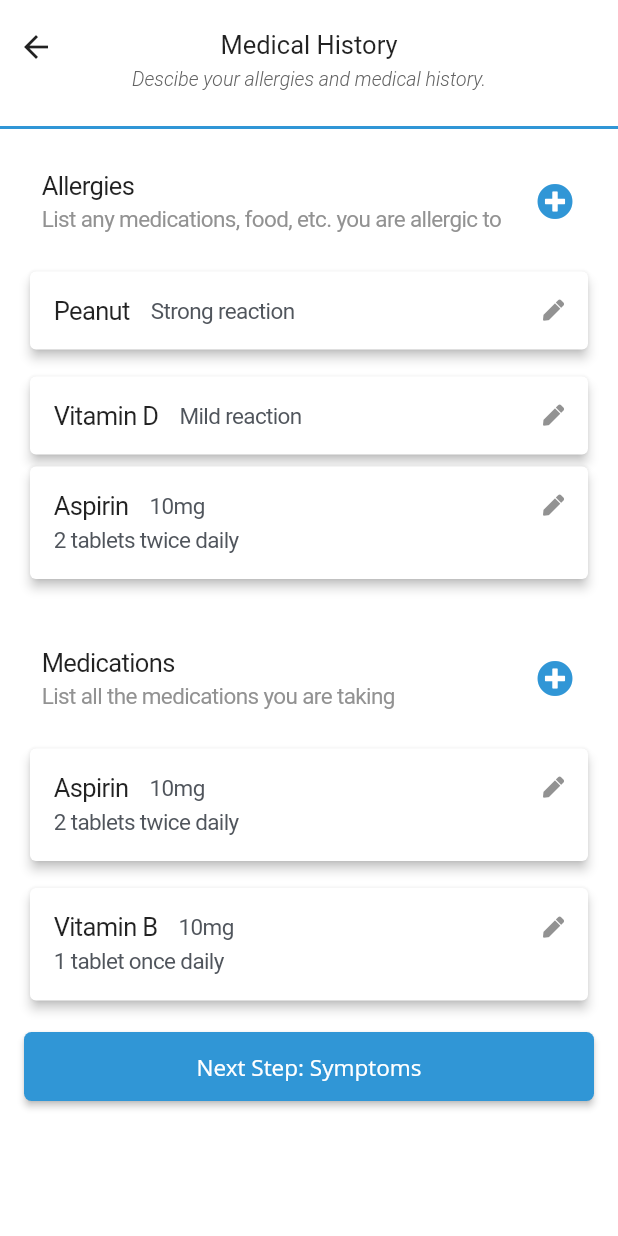
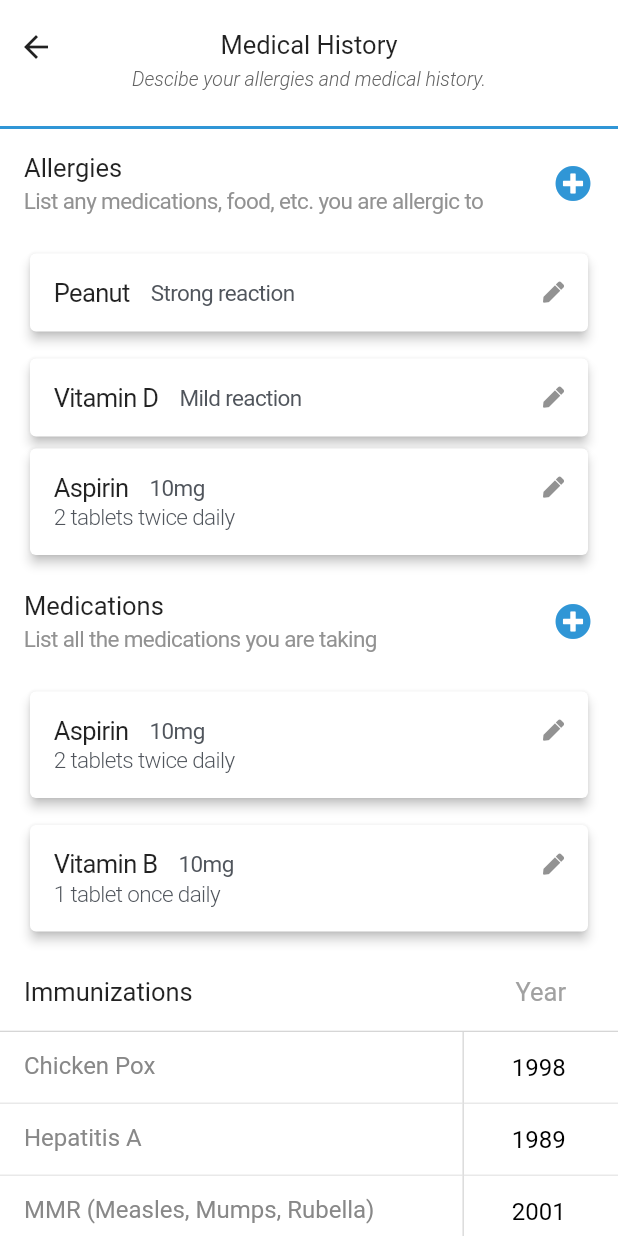
Before and after one commit to rothso/checkin, a Flutter app: the MedicalHistoryScreen screen opened directly, on a phone screen of 412 x 824 dp. Run offline on Flutter 3.47's test engine with Material 2 defaults, Android fonts, the light colour scheme and no system bars; our stand-ins replace font_awesome_flutter; Roboto replaces fonts that are missing (Open Sans).

Commit message:
Add inputs for immunization history

```diff
--- a/lib/main.dart
+++ b/lib/main.dart
@@ -433,11 +433,11 @@
                       child: Row(
                         children: [
                           Flexible(
-                            child: new TextInput("First Name", text: "Peter"),
+                            child: TextInput("First Name", text: "Peter"),
                           ),
                           VerticalDivider(width: 1, color: Color(0xFFC9C9C9)),
                           Flexible(
-                            child: new TextInput("Last Name", text: "Parker"),
+                            child: TextInput("Last Name", text: "Parker"),
                           ),
                         ],
                       ),
@@ -738,7 +738,7 @@
                         ),
                       ],
                     ),
-                    SizedBox(height: 30.0),
+                    SizedBox(height: 20.0),
                     DetailListInput(
                       title: "Medications",
                       subtitle: "List all the medications you are taking",
@@ -756,6 +756,45 @@
                           caption: "1 tablet once daily",
                         ),
                       ],
+                    ),
+                    SizedBox(height: 10.0),
+                    Row(
+                      children: [
+                        Expanded(
+                          flex: 3,
+                          child: Padding(
+                            padding: EdgeInsets.all(16.0),
+                            child: Text(
+                              'Immunizations',
+                              style: TextStyle(
+                                fontSize: 17.0,
+                              ),
+                            ),
+                          ),
+                        ),
+                        Expanded(
+                          flex: 1,
+                          child: Center(
+                            child: Padding(
+                              padding: EdgeInsets.all(16.0),
+                              child: Text(
+                                'Year',
+                                style: TextStyle(
+                                  fontSize: 17.0,
+                                  color: Color(0xFFA1A1A1),
+                                ),
+                              ),
+                            ),
+                          ),
+                        ),
+                      ],
+                    ),
+                    Divider(height: 1, color: Color(0xFFC9C9C9)),
+                    YearInput(title: 'Chicken Pox', year: '1998'),
+                    YearInput(title: 'Hepatitis A', year: '1989'),
+                    YearInput(
+                      title: 'MMR (Measles, Mumps, Rubella)',
+                      year: '2001',
                     ),
                     Padding(
                       padding: EdgeInsets.all(16.0),
@@ -778,7 +817,7 @@
                             ),
                           ),
                         ),
-                      ), //
+                      ),
                     ),
                   ],
                 ),
@@ -786,6 +825,60 @@
             ],
           ),
         ),
+      ),
+    );
+  }
+}
+
+class YearInput extends StatelessWidget {
+  final String title;
+  final String year;
+
+  const YearInput({
+    Key key,
+    @required this.title,
+    @required this.year,
+  }) : super(key: key);
+
+  @override
+  Widget build(BuildContext context) {
+    return IntrinsicHeight(
+      child: Row(
+        crossAxisAlignment: CrossAxisAlignment.stretch,
+        children: [
+          Expanded(
+            flex: 3,
+            child: Container(
+              decoration: BoxDecoration(
+                border: Border(
+                  bottom: BorderSide(
+                    color: Color(0xFFE9E9E9),
+                  ),
+                ),
+              ),
+              padding: EdgeInsets.symmetric(
+                horizontal: 16.0,
+                vertical: 13.0,
+              ),
+              child: Text(
+                title,
+                style: TextStyle(
+                  color: Color(0xFF888888),
+                  fontSize: 16.0,
+                ),
+              ),
+            ),
+          ),
+          VerticalDivider(width: 1, color: Color(0xFFC9C9C9)),
+          Expanded(
+            flex: 1,
+            child: TextInput(
+              null,
+              text: year,
+              centered: true,
+            ),
+          ),
+        ],
       ),
     );
   }
@@ -810,7 +903,7 @@
         crossAxisAlignment: CrossAxisAlignment.stretch,
         children: [
           Padding(
-            padding: EdgeInsets.all(12.0),
+            padding: EdgeInsets.only(bottom: 12.0),
             child: Row(
               children: [
                 Expanded(
@@ -821,7 +914,6 @@
                         title,
                         style: TextStyle(
                           fontSize: 17.0,
-                          letterSpacing: -0.41,
                         ),
                       ),
                       SizedBox(height: 3.0),
@@ -913,8 +1005,9 @@
                       style: TextStyle(
                         letterSpacing: -0.41,
                         color: Color(0xFF50555C),
+                        fontWeight: FontWeight.w300,
                         fontSize: 15.0,
-                        height: 1.5,
+                        height: 1.3,
                       ),
                     ),
                   ),
@@ -1148,6 +1241,7 @@
   final String text;
   final bool secure;
   final bool phone;
+  final bool centered;
 
   const TextInput(
     this.label, {
@@ -1155,6 +1249,7 @@
     this.text,
     this.secure = false,
     this.phone = false,
+    this.centered = false,
   }) : super(key: key);
 
   @override
@@ -1164,6 +1259,7 @@
     final textColor = secure ? Color(0xFF3096D6) : Colors.black;
 
     final textField = TextField(
+      textAlign: centered ? TextAlign.center : TextAlign.start,
       decoration: InputDecoration(
         enabledBorder: UnderlineInputBorder(
           borderSide: BorderSide(color: Color(0xFFE9E9E9)),
```
Lines whose indentation alone changed are shown as unchanged.
